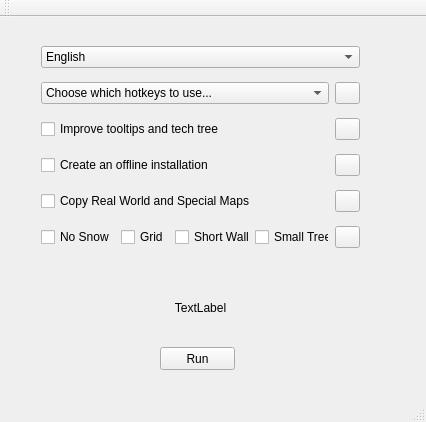
Old version of the form mainwindow.ui in the repository SiegeEngineers/WololoKingdoms.
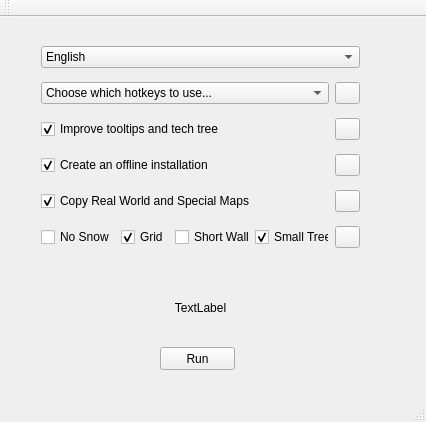
New version of the form.

Commit message: Some changes to graphic frames, make some checkboxes default

```diff
--- a/mainwindow.ui
+++ b/mainwindow.ui
@@ -146,6 +146,9 @@
          <property name="text">
           <string>Create an offline installation</string>
          </property>
+         <property name="checked">
+          <bool>true</bool>
+         </property>
         </widget>
        </item>
        <item>
@@ -176,6 +179,9 @@
          <property name="text">
           <string>Improve tooltips and tech tree</string>
          </property>
+         <property name="checked">
+          <bool>true</bool>
+         </property>
         </widget>
        </item>
        <item>
@@ -213,6 +219,9 @@
          <property name="text">
           <string>Grid</string>
          </property>
+         <property name="checked">
+          <bool>true</bool>
+         </property>
         </widget>
        </item>
        <item>
@@ -227,6 +236,9 @@
          <property name="text">
           <string>Small Trees</string>
          </property>
+         <property name="checked">
+          <bool>true</bool>
+         </property>
         </widget>
        </item>
        <item>
@@ -257,6 +269,9 @@
          <property name="text">
           <string>Copy Real World and Special Maps</string>
          </property>
+         <property name="checked">
+          <bool>true</bool>
+         </property>
         </widget>
        </item>
        <item>
```
The commit also changes 1 other file.
